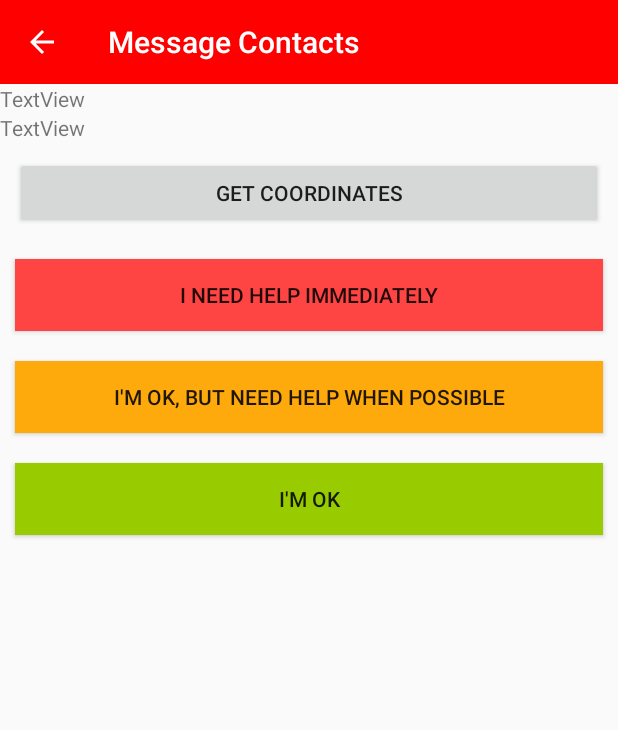
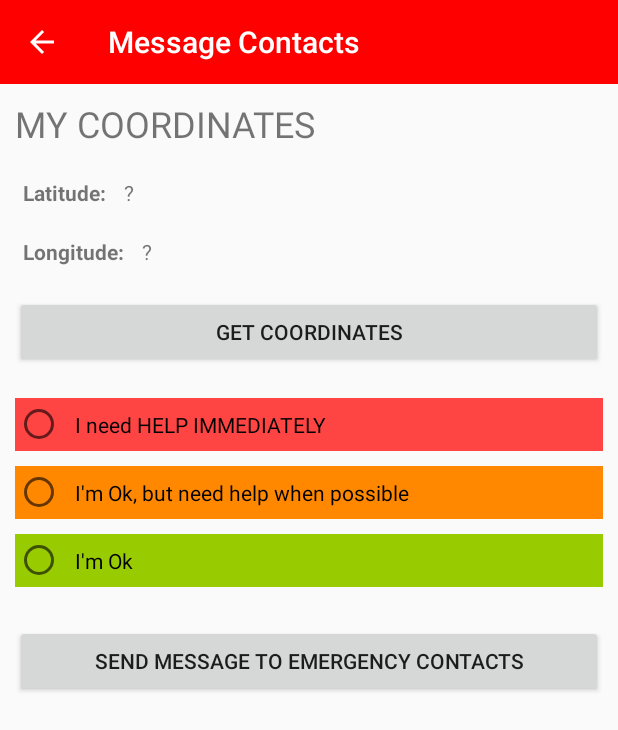
Before and after one commit to RoJoMzZzzz/ANDAR, an Android app: the MessageContact screen opened directly, with no data from a screen before it, on a phone screen of 412 x 824 dp. Shown: the top 730 px of the screen. Run offline under Robolectric (Android 15) with nearby library versions, the phone set to English and light mode, and no system bars.

Commit message:
update message layout and multidex

```diff
--- a/app/build.gradle
+++ b/app/build.gradle
@@ -25,6 +25,7 @@ android {
         versionCode 1
         versionName "1.0"
         testInstrumentationRunner "android.support.test.runner.AndroidJUnitRunner"
+        multiDexEnabled true
 
     }
     buildTypes {
@@ -38,6 +39,7 @@ android {
 }
 
 dependencies {
+    compile 'com.android.support:multidex:1.0.1'
     compile fileTree(include: ['*.jar'], dir: 'libs')
     androidTestCompile('com.android.support.test.espresso:espresso-core:2.2.2', {
         exclude group: 'com.android.support', module: 'support-annotations'
--- a/app/src/main/AndroidManifest.xml
+++ b/app/src/main/AndroidManifest.xml
@@ -10,6 +10,7 @@
 
 
     <application
+        android:name="android.support.multidex.MultiDexApplication"
         android:allowBackup="true"
         android:icon="@mipmap/ic_launcher"
         android:label="@string/app_name"
--- a/app/src/main/java/com/research/andrade/andar/MapsActivity.java
+++ b/app/src/main/java/com/research/andrade/andar/MapsActivity.java
@@ -202,4 +202,6 @@ public class MapsActivity extends AppCompatActivity implements OnMapReadyCallbac
                  return super.onOptionsItemSelected(item);
              }
 
+
+
 }
--- a/app/src/main/java/com/research/andrade/andar/MessageContact.java
+++ b/app/src/main/java/com/research/andrade/andar/MessageContact.java
@@ -1,22 +1,26 @@
 package com.research.andrade.andar;
 
+import android.content.DialogInterface;
+import android.support.v7.app.AlertDialog;
 import android.support.v7.app.AppCompatActivity;
 import android.os.Bundle;
 import android.support.v7.widget.Toolbar;
 import android.view.MenuItem;
 import android.view.View;
 import android.widget.Button;
+import android.widget.RadioButton;
 import android.widget.TextView;
 import android.widget.Toast;
 
 public class MessageContact extends AppCompatActivity {
 
     private Toolbar toolbar;
-    TextView longi, lati;
-    private Button fetch, immediately, possible, ok;
+    private TextView longi, lati;
+    private RadioButton immediately, possible, ok;
+    private Button fetch,sendMess;
     private TrackGPS gps;
     double longitude, latitude;
-    private String message, myLoc="";
+    private String message="";
 
     @Override
     protected void onCreate(Bundle savedInstanceState) {
@@ -32,9 +36,10 @@ public class MessageContact extends AppCompatActivity {
         longi = (TextView) findViewById(R.id.txtLong);
         lati = (TextView) findViewById(R.id.txtLat);
         fetch = (Button) findViewById(R.id.btnFetch);
-        immediately = (Button) findViewById(R.id.btnImmediately);
-        possible = (Button) findViewById(R.id.btnPossible);
-        ok = (Button) findViewById(R.id.btnOk);
+        sendMess = (Button) findViewById(R.id.btnSend);
+        immediately = (RadioButton) findViewById(R.id.rdoImmediately);
+        possible = (RadioButton) findViewById(R.id.rdoPossible);
+        ok = (RadioButton) findViewById(R.id.rdoOkay);
 
         fetch.setOnClickListener(new View.OnClickListener() {
             @Override
@@ -42,30 +47,32 @@ public class MessageContact extends AppCompatActivity {
                 fetchClick();
             }
         });
-
         immediately.setOnClickListener(new View.OnClickListener() {
             @Override
-            public void onClick(View view) {
+            public void onClick(View v) {
                 message = immediately.getText().toString();
+            }
+        });
+        possible.setOnClickListener(new View.OnClickListener() {
+            @Override
+            public void onClick(View v) {
+                message = possible.getText().toString();
+            }
+        });
+        ok.setOnClickListener(new View.OnClickListener() {
+            @Override
+            public void onClick(View v) {
+                message = ok.getText().toString();
+            }
+        });
+
+        sendMess.setOnClickListener(new View.OnClickListener() {
+            @Override
+            public void onClick(View v) {
                 sendSMS();
             }
         });
 
-        possible.setOnClickListener(new View.OnClickListener() {
-            @Override
-            public void onClick(View view) {
-                message = possible.getText().toString();
-                sendSMS();
-            }
-        });
-
-        ok.setOnClickListener(new View.OnClickListener() {
-            @Override
-            public void onClick(View view) {
-                message = ok.getText().toString();
-                sendSMS();
-            }
-        });
 
 
     }
@@ -75,9 +82,8 @@ public class MessageContact extends AppCompatActivity {
         if(gps.canGetLocation()){
             longitude = gps.getLongitude();
             latitude = gps .getLatitude();
-            lati.setText("Latitude: "+latitude);
-            longi.setText("Longitude: "+longitude);
-            myLoc = "";
+            lati.setText(""+latitude);
+            longi.setText(""+longitude);
         }
         else
             gps.showSettingsAlert();
@@ -85,9 +91,24 @@ public class MessageContact extends AppCompatActivity {
     }
 
     private void sendSMS(){
-        String fMess = message+" \nMy Coordinates are Latitude : "+latitude+" and Longitude : "+longitude;
-//        Snackbar.make(findViewById(android.R.id.content), ""+fMess, Snackbar.LENGTH_LONG).show();
-        Toast.makeText(this, fMess, Toast.LENGTH_SHORT).show();
+
+        if(message.equals("")){
+            AlertDialog.Builder alertDialogBuilder = new AlertDialog.Builder(this);
+            alertDialogBuilder.setTitle("Error");
+            alertDialogBuilder
+                    .setMessage("Please Select Message \nMessage Not Sent!!")
+                    .setCancelable(true);
+
+            AlertDialog alertDialog = alertDialogBuilder.create();
+            alertDialog.show();
+
+        } else {
+            String fMess = message+" \nMy Coordinates are Latitude : "+latitude+" and Longitude : "+longitude;
+//          Snackbar.make(findViewById(android.R.id.content), ""+fMess, Snackbar.LENGTH_LONG).show();
+            Toast.makeText(this, fMess, Toast.LENGTH_SHORT).show();
+        }
+
+
     }
 
     @Override
--- a/app/src/main/res/layout/activity_maps.xml
+++ b/app/src/main/res/layout/activity_maps.xml
@@ -28,21 +28,27 @@
         android:layout_width="match_parent"
         android:id="@+id/edtLati"
         android:hint="Input Latitude"
-        android:inputType="number|numberSigned|numberDecimal" />
+        android:inputType="number|numberSigned|numberDecimal"
+        android:padding="8dp"
+        android:layout_margin="5dp" />
 
     <EditText
         android:layout_height="wrap_content"
         android:layout_width="match_parent"
         android:id="@+id/edtLongi"
         android:hint="Input Longitude"
-        android:inputType="number|numberSigned|numberDecimal" />
+        android:inputType="number|numberSigned|numberDecimal"
+        android:padding="8dp"
+        android:layout_margin="5dp" />
 
     <Button
         android:layout_width="match_parent"
         android:layout_height="wrap_content"
-        android:text="Find"
+        android:text="Locate My Friend"
         android:id="@+id/btnFind"
-        />
+        android:padding="10dp"
+        android:layout_margin="5dp"
+        android:layout_gravity="center_vertical|center_horizontal" />
 
     <fragment
         xmlns:map="http://schemas.android.com/apk/res-auto"
--- a/app/src/main/res/layout/activity_message_contact.xml
+++ b/app/src/main/res/layout/activity_message_contact.xml
@@ -7,6 +7,7 @@
     android:layout_height="match_parent"
     tools:context="com.research.andrade.andar.MessageContact"
     android:orientation="vertical">
+
 
     <android.support.design.widget.AppBarLayout
         android:id="@+id/appBar"
@@ -25,49 +26,126 @@
 
     </android.support.design.widget.AppBarLayout>
 
+    <ScrollView
+        android:layout_width="match_parent"
+        android:layout_height="match_parent">
+
+        <LinearLayout
+            android:layout_width="match_parent"
+            android:layout_height="wrap_content"
+            android:orientation="vertical">
+
     <TextView
-        android:text="TextView"
+        android:text="My Coordinates"
+        android:layout_width="match_parent"
+        android:layout_height="wrap_content"
+        android:id="@+id/textView2"
+        android:textAllCaps="true"
+        android:textSize="24sp"
+        android:layout_margin="10dp"
+         />
+
+    <LinearLayout
+        android:orientation="horizontal"
+        android:layout_width="match_parent"
+        android:layout_height="wrap_content"
+        android:layout_margin="10dp">
+
+        <TextView
+            android:text="Latitude: "
+            android:layout_width="wrap_content"
+            android:layout_height="wrap_content"
+            android:id="@+id/txt"
+            android:layout_marginLeft="5dp"
+            android:textStyle="normal|bold" />
+
+        <TextView
+            android:text=" ? "
+            android:layout_width="wrap_content"
+            android:layout_height="wrap_content"
+            android:id="@+id/txtLat"
+            android:layout_marginLeft="5dp" />
+
+    </LinearLayout>
+
+    <LinearLayout
+        android:orientation="horizontal"
+        android:layout_width="match_parent"
+        android:layout_height="wrap_content"
+        android:layout_margin="10dp">
+
+        <TextView
+            android:text="Longitude: "
+            android:layout_width="wrap_content"
+            android:layout_height="wrap_content"
+            android:id="@+id/txt1"
+            android:layout_marginLeft="5dp"
+            android:textStyle="normal|bold" />
+
+
+    <TextView
+        android:text=" ? "
         android:layout_width="wrap_content"
         android:layout_height="wrap_content"
         android:id="@+id/txtLong"
-         />
+        android:layout_marginLeft="5dp" />
 
-    <TextView
-        android:text="TextView"
-        android:layout_width="wrap_content"
-        android:layout_height="wrap_content"
-        android:id="@+id/txtLat"
-         />
+    </LinearLayout>
+
 
     <Button
         android:text="GET COORDINATES"
         android:layout_width="match_parent"
         android:layout_height="wrap_content"
         android:id="@+id/btnFetch"
-        android:layout_margin="10dp" />
+        android:layout_margin="10dp"
+        android:padding="8dp" />
 
-    <Button
+    <RadioGroup
+        android:layout_width="match_parent"
+        android:layout_height="wrap_content"
+        android:layout_margin="10dp">
+
+        <RadioButton
             android:text="@string/Immediately"
             android:layout_width="match_parent"
             android:layout_height="wrap_content"
-        android:id="@+id/btnImmediately"
+            android:id="@+id/rdoImmediately"
+            android:layout_weight="1"
             android:background="@android:color/holo_red_light"
-        android:layout_margin="10dp" />
+            android:padding="8dp"
+            android:layout_marginBottom="10dp" />
 
-    <Button
+        <RadioButton
             android:text="@string/Possible"
             android:layout_width="match_parent"
             android:layout_height="wrap_content"
-        android:id="@+id/btnPossible"
-        android:background="#feaa0c"
-        android:layout_margin="10dp" />
+            android:id="@+id/rdoPossible"
+            android:layout_weight="1"
+            android:background="@android:color/holo_orange_dark"
+            android:padding="8dp"
+            android:layout_marginBottom="10dp" />
 
-    <Button
+        <RadioButton
             android:text="@string/Okay"
             android:layout_width="match_parent"
             android:layout_height="wrap_content"
-        android:id="@+id/btnOk"
+            android:id="@+id/rdoOkay"
+            android:layout_weight="1"
             android:background="@android:color/holo_green_light"
-        android:layout_margin="10dp" />
+            android:padding="8dp"
+            android:layout_marginBottom="5dp" />
+    </RadioGroup>
+
+    <Button
+        android:text="Send Message To Emergency Contacts"
+        android:layout_width="match_parent"
+        android:layout_height="wrap_content"
+        android:id="@+id/btnSend"
+        android:layout_margin="10dp"
+        android:padding="8dp" />
 
     </LinearLayout>
+    </ScrollView>
+
+</LinearLayout>
```
Lines whose indentation alone changed are shown as unchanged.
